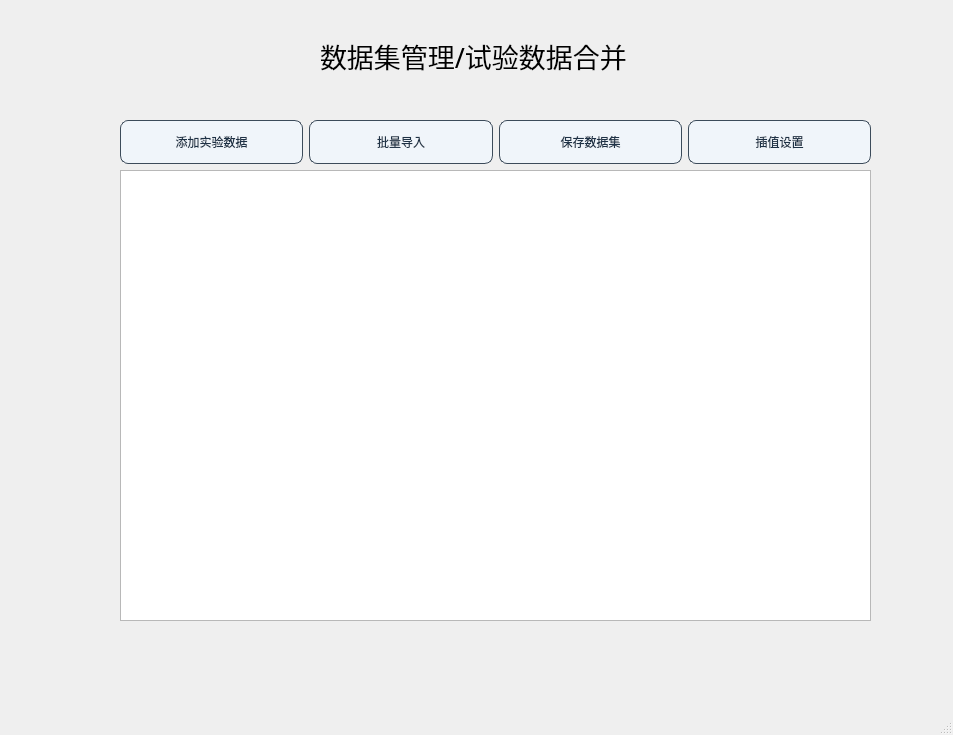
First picture: the form in ui/dataset_handle.ui, repository azhongege24/predict_first, before the edit.
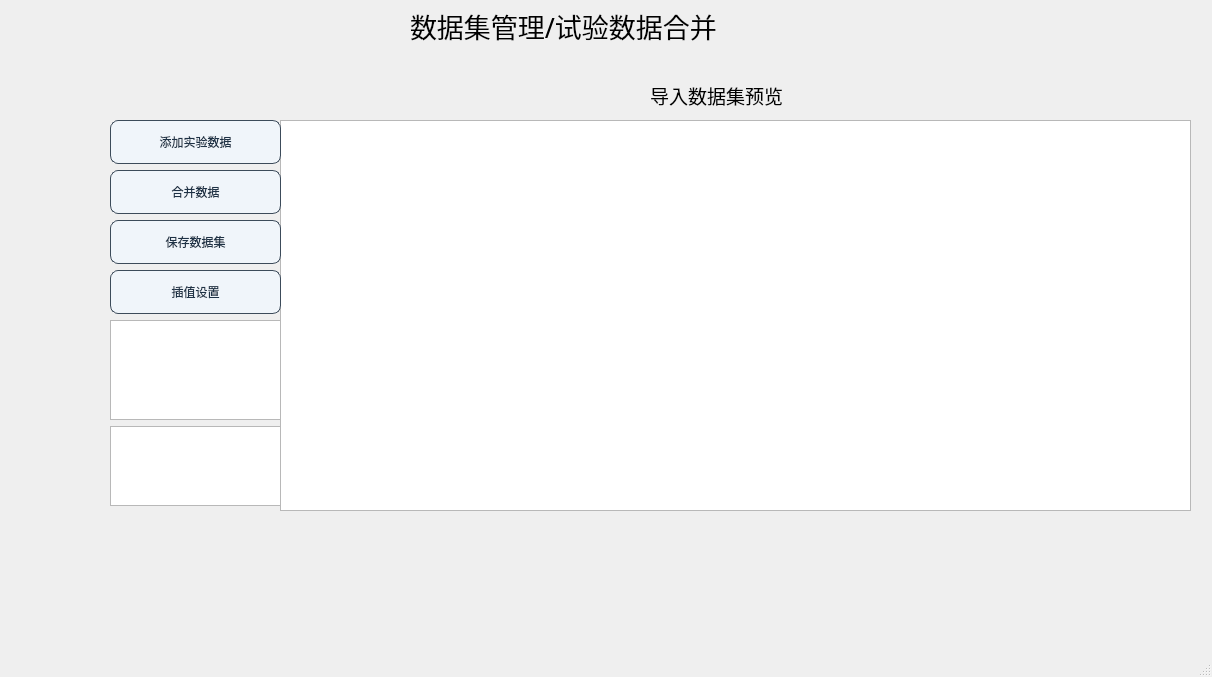
Second picture: the form after the edit.

Commit message: 针对数据集处理模块中子窗口，第一个按钮功能进一步完善了第一个导入数据集的功能，现在导入csv数据集的时候可以预览前五行数据，也会显示文件路径，并且 记录导入路径，下一步是进一步完善关于合并数据集还是如何进行插值的功能模块的完善。

Diff of the .ui file:
```diff
--- a/ui/dataset_handle.ui
+++ b/ui/dataset_handle.ui
@@ -6,8 +6,8 @@
    <rect>
     <x>0</x>
     <y>0</y>
-    <width>953</width>
-    <height>735</height>
+    <width>1212</width>
+    <height>677</height>
    </rect>
   </property>
   <property name="windowTitle">
@@ -17,8 +17,8 @@
    <widget class="QLabel" name="label">
     <property name="geometry">
      <rect>
-      <x>320</x>
-      <y>30</y>
+      <x>410</x>
+      <y>0</y>
       <width>351</width>
       <height>51</height>
      </rect>
@@ -35,19 +35,27 @@
      <string>数据集管理/试验数据合并</string>
     </property>
    </widget>
+   <widget class="QGraphicsView" name="graphicsView_dataset_handle">
+    <property name="geometry">
+     <rect>
+      <x>280</x>
+      <y>120</y>
+      <width>911</width>
+      <height>391</height>
+     </rect>
+    </property>
+   </widget>
    <widget class="QWidget" name="layoutWidget">
     <property name="geometry">
      <rect>
-      <x>120</x>
+      <x>110</x>
       <y>120</y>
-      <width>751</width>
-      <height>501</height>
+      <width>171</width>
+      <height>391</height>
      </rect>
     </property>
     <layout class="QVBoxLayout" name="verticalLayout">
      <item>
-      <layout class="QHBoxLayout" name="horizontalLayout">
-       <item>
         <widget class="QPushButton" name="pushButton_add">
          <property name="styleSheet">
           <string notr="true">QPushButton {
@@ -115,7 +123,7 @@
 }</string>
          </property>
          <property name="text">
-          <string>批量导入</string>
+        <string>合并数据</string>
          </property>
         </widget>
        </item>
@@ -191,13 +199,59 @@
          </property>
         </widget>
        </item>
-      </layout>
+     <item>
+      <widget class="QListWidget" name="listWidget_files">
+       <property name="minimumSize">
+        <size>
+         <width>40</width>
+         <height>0</height>
+        </size>
+       </property>
+       <property name="maximumSize">
+        <size>
+         <width>9999</width>
+         <height>100</height>
+        </size>
+       </property>
+      </widget>
      </item>
      <item>
-      <widget class="QGraphicsView" name="graphicsView"/>
+      <widget class="QTextEdit" name="textEdit_status">
+       <property name="maximumSize">
+        <size>
+         <width>999</width>
+         <height>80</height>
+        </size>
+       </property>
+       <property name="font">
+        <font>
+         <family>楷体</family>
+         <pointsize>12</pointsize>
+        </font>
+       </property>
+      </widget>
      </item>
     </layout>
    </widget>
+   <widget class="QLabel" name="label_2">
+    <property name="geometry">
+     <rect>
+      <x>650</x>
+      <y>80</y>
+      <width>141</width>
+      <height>31</height>
+     </rect>
+    </property>
+    <property name="font">
+     <font>
+      <family>黑体</family>
+      <pointsize>14</pointsize>
+     </font>
+    </property>
+    <property name="text">
+     <string>导入数据集预览</string>
+    </property>
+   </widget>
   </widget>
   <widget class="QMenuBar" name="menubar">
    <property name="geometry">
```
Left out of the diff: 2 changed lines with no effect on the pictures. Lines whose indentation alone changed are shown as unchanged. The commit also changes 8 other files.
